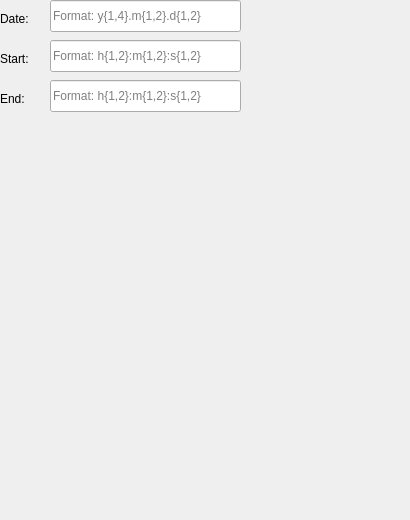
The window that appointment_widget.ui (YFL/appointy_appointment_and_request_creator) describes before a commit, drawn with Qt 5.
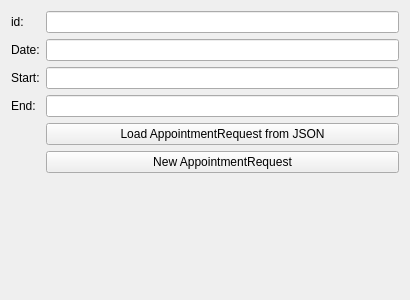
The same window after the commit.

Commit message:
I've finished the AppointmentRequest creation.
Started working on the booking request.

 On branch master
 Your branch is up to date with 'origin/master'.

 Changes to be committed:
	modified:   appointment_and_request_creator.pro
	modified:   appointment_widget.cc
	modified:   appointment_widget.h
	modified:   appointment_widget.ui
	new file:   booking_request_widget.cc
	new file:   booking_request_widget.h
	new file:   booking_request_widget.ui
	modified:   main_window.cc
	modified:   main_window.h
	modified:   main_window.ui

Diff of the .ui file:
```diff
--- a/appointment_widget.ui
+++ b/appointment_widget.ui
@@ -7,100 +7,68 @@
     <x>0</x>
     <y>0</y>
     <width>410</width>
-    <height>520</height>
+    <height>300</height>
    </rect>
   </property>
   <property name="windowTitle">
    <string>Form</string>
   </property>
+  <layout class="QFormLayout" name="formLayout">
+   <item row="0" column="0">
+    <widget class="QLabel" name="id_label">
+     <property name="text">
+      <string>id:</string>
+     </property>
+    </widget>
+   </item>
+   <item row="1" column="0">
   <widget class="QLabel" name="date_label">
-   <property name="geometry">
-    <rect>
-     <x>0</x>
-     <y>10</y>
-     <width>41</width>
-     <height>18</height>
-    </rect>
-   </property>
    <property name="text">
     <string>Date:</string>
    </property>
   </widget>
-  <widget class="QLineEdit" name="date">
-   <property name="geometry">
-    <rect>
-     <x>50</x>
-     <y>0</y>
-     <width>191</width>
-     <height>32</height>
-    </rect>
-   </property>
-   <property name="placeholderText">
-    <string>Format: y{1,4}.m{1,2}.d{1,2}</string>
-   </property>
-  </widget>
+   </item>
+   <item row="2" column="0">
   <widget class="QLabel" name="start_label">
-   <property name="geometry">
-    <rect>
-     <x>0</x>
-     <y>50</y>
-     <width>41</width>
-     <height>18</height>
-    </rect>
-   </property>
    <property name="text">
     <string>Start:</string>
    </property>
   </widget>
-  <widget class="QLineEdit" name="start">
-   <property name="geometry">
-    <rect>
-     <x>50</x>
-     <y>40</y>
-     <width>191</width>
-     <height>32</height>
-    </rect>
-   </property>
-   <property name="placeholderText">
-    <string>Format: h{1,2}:m{1,2}:s{1,2}</string>
-   </property>
-  </widget>
-  <widget class="QWidget" name="appointment_request_widget" native="true">
-   <property name="geometry">
-    <rect>
-     <x>0</x>
-     <y>120</y>
-     <width>410</width>
-     <height>400</height>
-    </rect>
-   </property>
-  </widget>
+   </item>
+   <item row="3" column="0">
   <widget class="QLabel" name="end_label">
-   <property name="geometry">
-    <rect>
-     <x>0</x>
-     <y>90</y>
-     <width>41</width>
-     <height>18</height>
-    </rect>
-   </property>
    <property name="text">
     <string>End:</string>
    </property>
   </widget>
-  <widget class="QLineEdit" name="end">
-   <property name="geometry">
-    <rect>
-     <x>50</x>
-     <y>80</y>
-     <width>191</width>
-     <height>32</height>
-    </rect>
-   </property>
-   <property name="placeholderText">
-    <string>Format: h{1,2}:m{1,2}:s{1,2}</string>
-   </property>
-  </widget>
+   </item>
+   <item row="1" column="1">
+    <widget class="QLineEdit" name="date"/>
+   </item>
+   <item row="2" column="1">
+    <widget class="QLineEdit" name="start"/>
+   </item>
+   <item row="3" column="1">
+    <widget class="QLineEdit" name="end"/>
+   </item>
+   <item row="4" column="1">
+    <widget class="QPushButton" name="load_request_btn">
+     <property name="text">
+      <string>Load AppointmentRequest from JSON</string>
+     </property>
+    </widget>
+   </item>
+   <item row="5" column="1">
+    <widget class="QPushButton" name="new_appointment_request_btn">
+     <property name="text">
+      <string>New AppointmentRequest</string>
+     </property>
+    </widget>
+   </item>
+   <item row="0" column="1">
+    <widget class="QLineEdit" name="id"/>
+   </item>
+  </layout>
  </widget>
  <resources/>
  <connections/>
```
Lines whose indentation alone changed are shown as unchanged. The commit also changes 9 other files.
